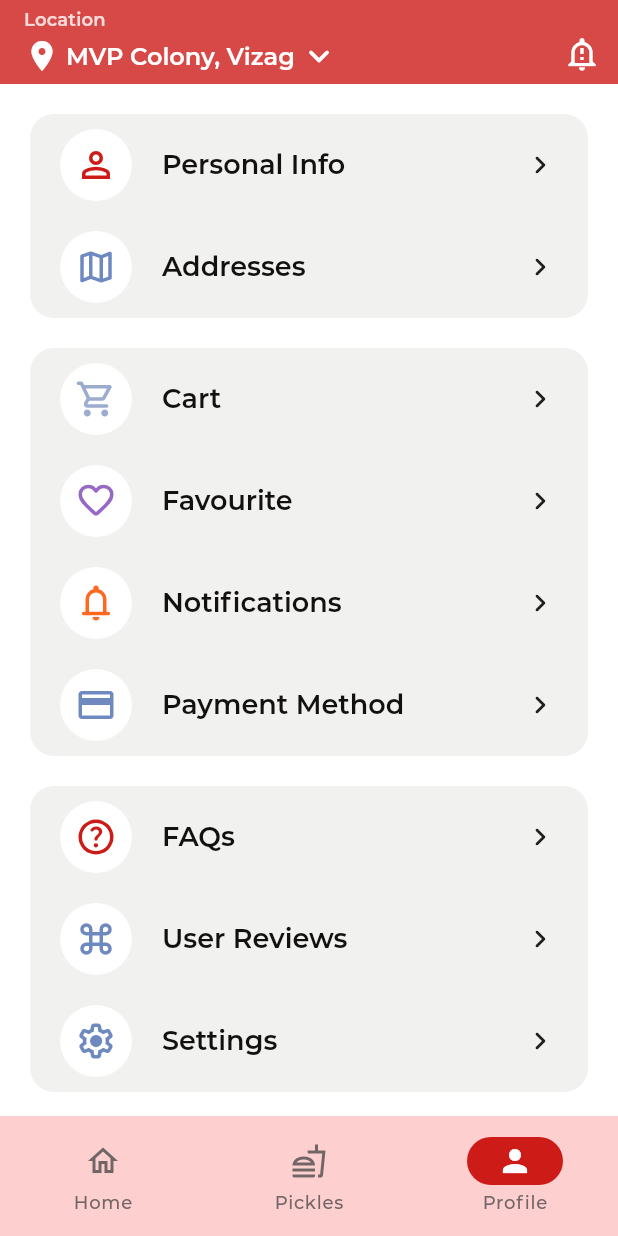
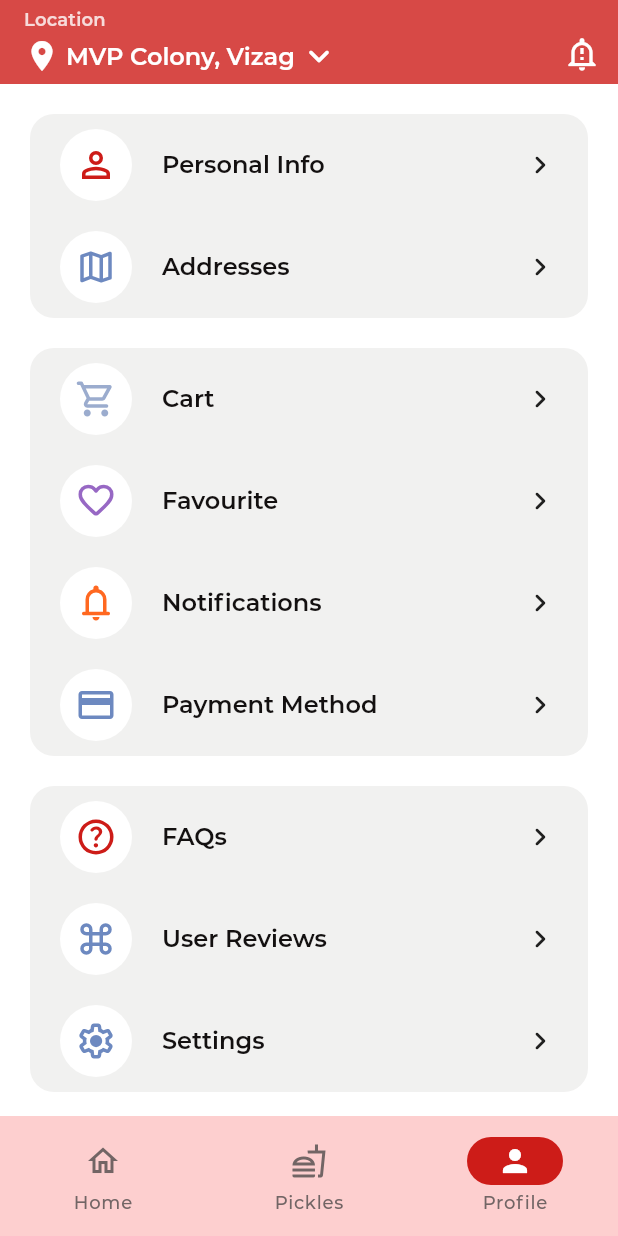
Before and after one commit to tulasireddytulasi/SpicyPickles, a Flutter app: the screen it shows after launch, item 3 of the bottom bar chosen, on a phone screen of 412 x 824 dp. Run offline on Flutter 3.47's test engine with Material 3 defaults, Android fonts, the phone set to English and light mode, and no system bars; our stand-ins replace flutter_svg, infinite_scroll_pagination.

Commit message:
Changed font size

```diff
--- a/lib/presentation/product_list/product_list.dart
+++ b/lib/presentation/product_list/product_list.dart
@@ -32,12 +32,6 @@ class _ProductListScreenState extends State<ProductListScreen> {
     try {
       final productsModel = productsModelFromJson(json.encode(RepoData.data));
       final List<Product> actorsList = productsModel.products ?? [];
-      print("actorsList: ${actorsList.length}");
-
-      // await fetchPopularActors(
-      //   pageNo: pageKey,
-      //   languageCode: "en-US",
-      // );
       _pagingController.appendPage(actorsList, pageKey + 1);
     } catch (error, stackTrace) {
       log("fetchPopularActors error: $error");
--- a/lib/presentation/profile/widget/card_widget.dart
+++ b/lib/presentation/profile/widget/card_widget.dart
@@ -40,7 +40,7 @@ class CardWidget extends StatelessWidget {
             Text(
               label,
               style: context.textStyle?.headlineSmall?.copyWith(
-                fontSize: 18,
+                fontSize: 16,
                 color: AppColors.black,
                 fontFamily: 'MontserratSemiBold',
               ),
```
